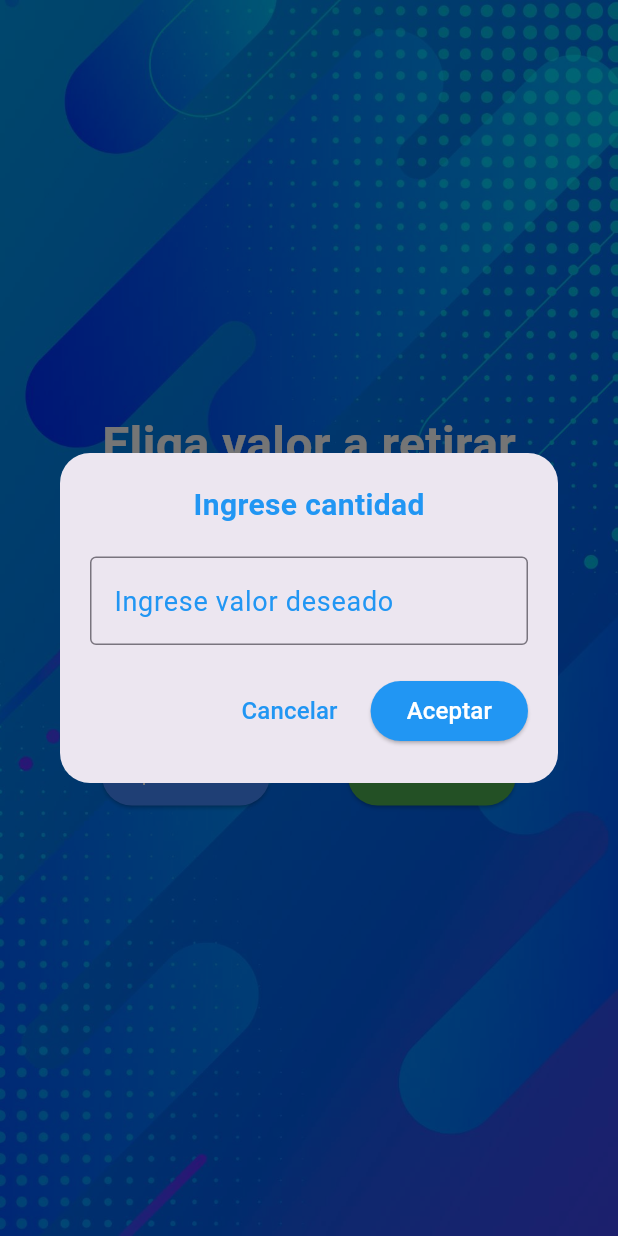
After one commit to shadow-shield/cajero_animado, a Flutter app: the PantallaRetiroTemporal screen opened by its route, after a tap on "Otro Valor", on a phone screen of 412 x 824 dp. The commit adds this screen. Run offline on Flutter 3.47's test engine with Material 3 defaults, Android fonts, the phone set to English and light mode, and no system bars; our stand-ins replace animated_text_kit, get.

Commit message:
cajero animado

```diff
--- a/cajero_animado/lib/main.dart
+++ b/cajero_animado/lib/main.dart
@@ -1,10 +1,11 @@
+import 'package:cajero_animado/screens/pantall_retiro_temporal.dart';
 import 'package:cajero_animado/screens/pantalla_codigo_fijo.dart';
 import 'package:flutter/material.dart';
 import 'package:get/get.dart';
 import 'screens/pantalla_principal.dart';
 import 'screens/pantalla_codigo.dart';
 import 'screens/pantalla_codigo_temporal.dart';
-import 'screens/pantalla_retiro.dart';
+import 'screens/pantalla_Retiro_Fijo.dart';
 import 'screens/pantalla_recibo.dart';
 
 void main() {
@@ -23,6 +24,7 @@ class CajeroApp extends StatelessWidget {
         '/codigo': (context) => PantallaCodigo(),
         '/codigo-temporal': (context) => PantallaCodigoTemporal(),
         '/codigo-fijo': (context) => PantallaCodigoFijo(),
+        '/retiro-temporal': (context) => PantallaRetiroTemporal(),
         '/retiro': (context) => PantallaRetiro(),
         '/recibo': (context) => PantallaRecibo(),
       },
--- /dev/null
+++ b/cajero_animado/lib/screens/pantall_retiro_temporal.dart
@@ -0,0 +1,192 @@
+import 'package:animated_text_kit/animated_text_kit.dart';
+import 'package:flutter/material.dart';
+import 'package:get/get.dart';
+import '../controllers/atm_controller.dart';
+
+class PantallaRetiroTemporal extends StatelessWidget {
+  final ATMController controller = Get.find();
+
+  @override
+  Widget build(BuildContext context) {
+    return Scaffold(
+      body: Stack(
+        children: [
+          Positioned.fill(
+            child: Image.asset(
+              'assets/fondoapp.jpg',
+              fit: BoxFit.cover,
+            ),
+          ),
+          Padding(
+            padding: const EdgeInsets.all(16.0),
+            child: Column(
+              crossAxisAlignment: CrossAxisAlignment.center,
+              mainAxisAlignment: MainAxisAlignment.center,
+              children: [
+                // ignore: deprecated_member_use
+                Container(
+                  margin: EdgeInsets.symmetric(vertical: 30, horizontal: 30),
+                  // ignore: deprecated_member_use
+                  child: WavyAnimatedTextKit(
+                    text: ['Eliga valor a retirar'],
+                    textStyle: TextStyle(
+                      fontSize: 32.0,
+                      fontWeight: FontWeight.bold,
+                      color: Colors.white,
+                    ),
+                    speed: Duration(milliseconds: 300),
+                    isRepeatingAnimation: true,
+                    textAlign: TextAlign.start,
+                    repeatForever: true,
+                  ),
+                ),
+                Row(
+                  mainAxisAlignment: MainAxisAlignment.spaceEvenly,
+                  children: [
+                    _botonCantidad(
+                        context, 20000, Colors.blueAccent.withOpacity(1)),
+                    _botonCantidad(
+                        context, 50000, Colors.blueAccent.withOpacity(1)),
+                  ],
+                ),
+                SizedBox(
+                  height: 24,
+                ),
+                Row(
+                  mainAxisAlignment: MainAxisAlignment.spaceEvenly,
+                  children: [
+                    _botonCantidad(
+                        context, 100000, Colors.blueAccent.withOpacity(1)),
+                    _botonCantidad(
+                        context, 400000, Colors.blueAccent.withOpacity(1)),
+                  ],
+                ),
+                SizedBox(
+                  height: 24,
+                ),
+                Row(
+                  mainAxisAlignment: MainAxisAlignment.spaceEvenly,
+                  children: [
+                    _botonCantidad(
+                        context, 600000, Colors.blueAccent.withOpacity(1)),
+                    ElevatedButton(
+                      style: ElevatedButton.styleFrom(
+                        foregroundColor: Colors.white,
+                        backgroundColor: Colors.green.withOpacity(1.0),
+                      ),
+                      onPressed: () {
+                        _mostrarDialogoOtroValor(context);
+                      },
+                      child: Text('Otro Valor'),
+                    ),
+                  ],
+                ),
+                SizedBox(
+                  height: 40,
+                ),
+              ],
+            ),
+          ),
+        ],
+      ),
+    );
+  }
+
+  Widget _botonCantidad(BuildContext context, int cantidad, Color? color) {
+    return ElevatedButton(
+      style: ElevatedButton.styleFrom(
+        foregroundColor: Colors.white,
+        backgroundColor: color,
+      ),
+      onPressed: () {
+        controller.calcularBilletes(cantidad);
+        Get.toNamed('/codigo-temporal');
+      },
+      child: Text('\$ ${cantidad ~/ 1000}.000'),
+    );
+  }
+
+  void _mostrarDialogoOtroValor(BuildContext context) {
+    final TextEditingController _controller = TextEditingController();
+
+    showDialog(
+      context: context,
+      barrierDismissible: false,
+      builder: (context) {
+        return Dialog(
+          shape: RoundedRectangleBorder(
+            borderRadius: BorderRadius.circular(20.0),
+          ),
+          elevation: 16,
+          child: Container(
+            padding: EdgeInsets.all(20.0),
+            height: 220,
+            child: Column(
+              mainAxisSize: MainAxisSize.min,
+              children: [
+                Text(
+                  'Ingrese cantidad',
+                  style: TextStyle(
+                      fontSize: 20,
+                      fontWeight: FontWeight.bold,
+                      color: Colors.blue),
+                ),
+                SizedBox(height: 20),
+                TextField(
+                  controller: _controller,
+                  keyboardType: TextInputType.number,
+                  decoration: InputDecoration(
+                    border: OutlineInputBorder(),
+                    hintStyle: TextStyle(color: Colors.blue),
+                    hintText: 'Ingrese valor deseado',
+                  ),
+                  style: TextStyle(fontSize: 18),
+                ),
+                SizedBox(height: 20),
+                Row(
+                  mainAxisAlignment: MainAxisAlignment.end,
+                  children: [
+                    TextButton(
+                      onPressed: () {
+                        Navigator.of(context).pop();
+                      },
+                      style: TextButton.styleFrom(
+                        foregroundColor: Colors.blue,
+                      ),
+                      child: Text(
+                        'Cancelar',
+                        style: TextStyle(fontSize: 16),
+                      ),
+                    ),
+                    SizedBox(width: 10),
+                    ElevatedButton(
+                      onPressed: () {
+                        int cantidad = int.tryParse(_controller.text) ?? 0;
+                        if (controller.validarCantidad(cantidad)) {
+                          controller.calcularBilletes(cantidad);
+                          Navigator.of(context).pop();
+                          Get.toNamed('/recibo');
+                        } else {
+                          ScaffoldMessenger.of(context).showSnackBar(SnackBar(
+                            content: Text('Ingrese un múltiplo de 10,000'),
+                          ));
+                        }
+                      },
+                      style: ElevatedButton.styleFrom(
+                        backgroundColor: Colors.blue,
+                      ),
+                      child: Text(
+                        'Aceptar',
+                        style: TextStyle(fontSize: 16, color: Colors.white),
+                      ),
+                    ),
+                  ],
+                ),
+              ],
+            ),
+          ),
+        );
+      },
+    );
+  }
+}
--- a/cajero_animado/lib/screens/pantalla_retiro.dart
+++ b/cajero_animado/lib/screens/pantalla_Retiro_Fijo.dart
@@ -100,7 +100,7 @@ class PantallaRetiro extends StatelessWidget {
       ),
       onPressed: () {
         controller.calcularBilletes(cantidad);
-        Get.toNamed('/recibo');
+        Get.toNamed('/codigo-fijo');
       },
       child: Text('\$ ${cantidad ~/ 1000}.000'),
     );
--- a/cajero_animado/lib/screens/pantalla_codigo.dart
+++ b/cajero_animado/lib/screens/pantalla_codigo.dart
@@ -118,10 +118,10 @@ class PantallaCodigo extends StatelessWidget {
 
                       if (controller.verificarAutenticacion()) {
                         if (tarjetaController.text == '11234567890') {
-                          Get.toNamed('/codigo-fijo');
+                          Get.toNamed('/retiro');
                         } else if (tarjetaController.text == '01234567890') {
                           controller.generarCodigoTemporal();
-                          Get.toNamed('/codigo-temporal');
+                          Get.toNamed('/retiro-temporal');
                         } else {
                           Get.snackbar('Error', 'Número de cuenta no reconocido',
                               backgroundColor: Colors.white,
--- a/cajero_animado/lib/screens/pantalla_codigo_fijo.dart
+++ b/cajero_animado/lib/screens/pantalla_codigo_fijo.dart
@@ -94,7 +94,7 @@ class PantallaCodigoFijo extends StatelessWidget {
                         '11234567890';
                     if (controller.verificarCodigoFijo(
                         cuenta, int.tryParse(codigoController.text) ?? 0)) {
-                      Get.toNamed('/retiro');
+                      Get.toNamed('/recibo');
                     }
                   },
                   child: SizedBox(
--- a/cajero_animado/lib/screens/pantalla_codigo_temporal.dart
+++ b/cajero_animado/lib/screens/pantalla_codigo_temporal.dart
@@ -94,7 +94,7 @@ class PantallaCodigoTemporal extends StatelessWidget {
                         '01234567890';
                     if (controller.verificarCodigoTemporal(
                         cuenta, int.tryParse(codigoController.text) ?? 0)) {
-                      Get.toNamed('/retiro');
+                      Get.toNamed('/recibo');
                     }
                   },
                   child: SizedBox(
```
